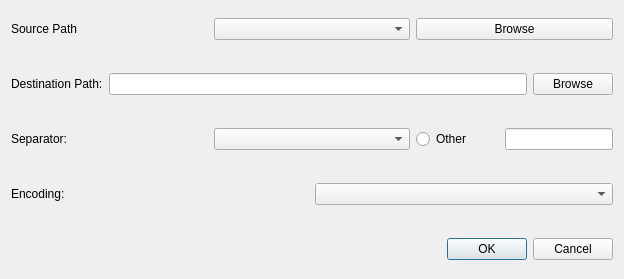
Before: the Qt Designer form zeex/core/ui/actions/export.ui in zbarge/zeex, drawn with Qt 5.
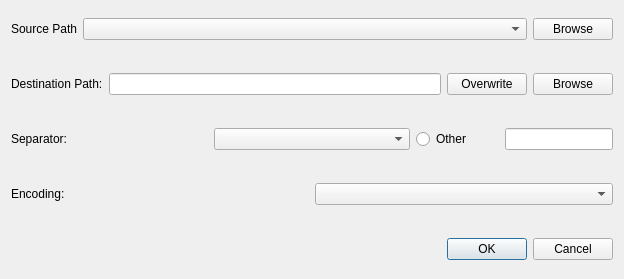
After: the same form once the commit is applied.

```diff
--- a/zeex/core/ui/actions/export.ui
+++ b/zeex/core/ui/actions/export.ui
@@ -25,7 +25,14 @@
      <item row="0" column="0">
       <layout class="QGridLayout" name="gridLayout_4">
        <item row="0" column="1">
-        <widget class="QComboBox" name="comboBoxSource"/>
+        <widget class="QComboBox" name="comboBoxSource">
+         <property name="sizePolicy">
+          <sizepolicy hsizetype="Expanding" vsizetype="Fixed">
+           <horstretch>0</horstretch>
+           <verstretch>0</verstretch>
+          </sizepolicy>
+         </property>
+        </widget>
        </item>
        <item row="0" column="2">
         <widget class="QPushButton" name="btnBrowseSource">
@@ -66,16 +73,30 @@
          </property>
         </widget>
        </item>
-       <item row="0" column="1">
-        <widget class="QLineEdit" name="lineEditDestination"/>
-       </item>
-       <item row="0" column="2">
+       <item row="0" column="3">
         <widget class="QPushButton" name="btnBrowseDestination">
          <property name="text">
           <string>Browse</string>
          </property>
         </widget>
        </item>
+       <item row="0" column="1">
+        <widget class="QLineEdit" name="lineEditDestination">
+         <property name="sizePolicy">
+          <sizepolicy hsizetype="Expanding" vsizetype="Fixed">
+           <horstretch>0</horstretch>
+           <verstretch>0</verstretch>
+          </sizepolicy>
+         </property>
+        </widget>
+       </item>
+       <item row="0" column="2">
+        <widget class="QPushButton" name="btnOverwrite">
+         <property name="text">
+          <string>Overwrite</string>
+         </property>
+        </widget>
+       </item>
       </layout>
      </item>
      <item row="4" column="0">
```
